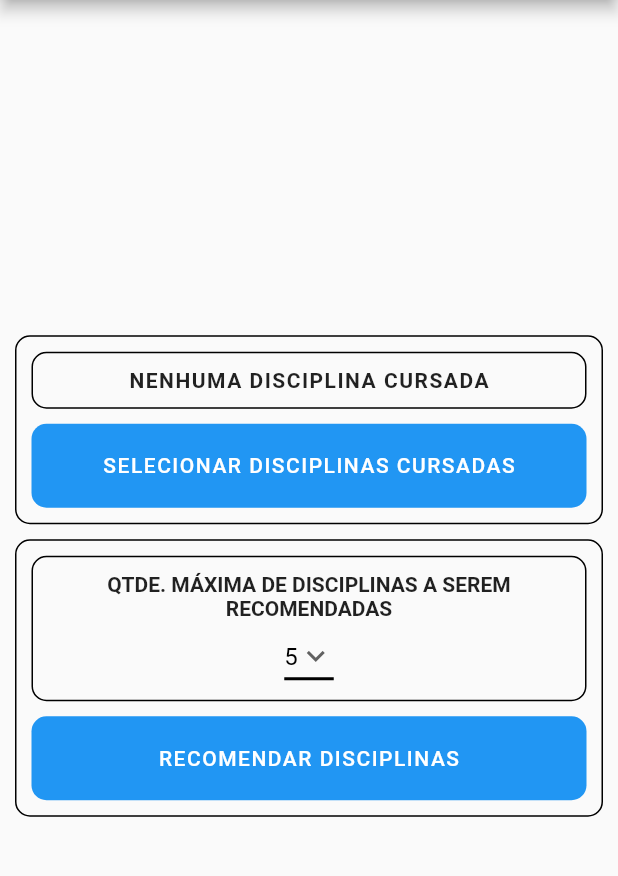
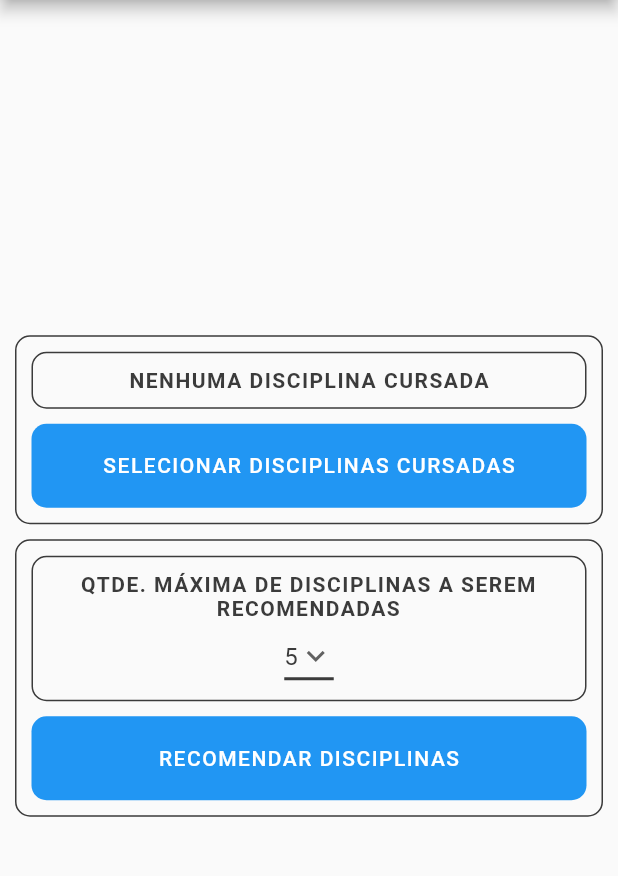
Before and after one commit to EbonyMarques/FPA, a Flutter app: the screen it shows after launch, on a phone screen of 412 x 824 dp, the part 84-960 px from its top. Run offline on Flutter 3.47's test engine with Material 2 defaults, Android fonts, the phone set to English and light mode, and no system bars.

Commit message:
Atualizando Home Page

```diff
--- a/lib/home_page.dart
+++ b/lib/home_page.dart
@@ -10,24 +10,12 @@ class HomePage extends StatefulWidget {
 }
 
 class _HomePageState extends State<HomePage> {
-  // This holds a list of fiction users
-  // You can use data fetched from a database or a server as well
-
   List<Map<String, dynamic>> selectedClasses = [];
-
   String dropdownvalue = '5';
-
-  // List of items in our dropdown menu
-  var items = [
-    '3',
-    '4',
-    '5',
-  ];
+  var items = ['3', '4', '5'];
 
   @override
   initState() {
-    // at the beginning, all users are shown
-
     super.initState();
   }
 
@@ -43,7 +31,7 @@ class _HomePageState extends State<HomePage> {
             child: Center(
                 child: SingleChildScrollView(
               child: Column(
-                mainAxisAlignment: MainAxisAlignment.center,
+                // mainAxisAlignment: MainAxisAlignment.start,
                 // crossAxisAlignment: CrossAxisAlignment.center,
                 children: [
                   Row(
@@ -52,7 +40,8 @@ class _HomePageState extends State<HomePage> {
                         child: Container(
                             padding: const EdgeInsets.fromLTRB(10, 10, 10, 10),
                             decoration: BoxDecoration(
-                              border: Border.all(width: 1.0),
+                              border: Border.all(
+                                  width: 1.0, color: Color(0xFF3b3b3b)),
                               borderRadius: BorderRadius.all(Radius.circular(
                                       10.0) //                 <--- border radius here
                                   ),
@@ -67,7 +56,9 @@ class _HomePageState extends State<HomePage> {
                                         padding: const EdgeInsets.fromLTRB(
                                             0, 10, 0, 10),
                                         decoration: BoxDecoration(
-                                          border: Border.all(width: 1.0),
+                                          border: Border.all(
+                                              width: 1.0,
+                                              color: Color(0xFF3b3b3b)),
                                           borderRadius: BorderRadius.all(
                                               Radius.circular(
                                                   10.0) //                 <--- border radius here
@@ -80,35 +71,35 @@ class _HomePageState extends State<HomePage> {
                                                   ? (selectedClasses.length == 1
                                                       ? Text(
                                                           '${selectedClasses.length} DISCIPLINA CURSADA',
-                                                          style:
-                                                              const TextStyle(
+                                                          style: const TextStyle(
                                                               fontWeight:
                                                                   FontWeight
                                                                       .bold,
                                                               fontSize: 14,
-                                                                  letterSpacing:
-                                                                      1))
+                                                              letterSpacing: 1,
+                                                              color: Color(
+                                                                  0xFF3b3b3b)))
                                                       : Text(
                                                           '${selectedClasses.length} DISCIPLINAS CURSADAS',
-                                                          style:
-                                                              const TextStyle(
+                                                          style: const TextStyle(
                                                               fontWeight:
                                                                   FontWeight
                                                                       .bold,
                                                               fontSize: 14,
-                                                                  letterSpacing:
-                                                                      1)))
+                                                              letterSpacing: 1,
+                                                              color: Color(
+                                                                  0xFF3b3b3b))))
                                                   : Center(
                                                       child: Text(
                                                           'NENHUMA DISCIPLINA CURSADA',
-                                                          style:
-                                                              const TextStyle(
+                                                          style: const TextStyle(
                                                               fontWeight:
                                                                   FontWeight
                                                                       .bold,
                                                               fontSize: 14,
-                                                                  letterSpacing:
-                                                                      1)),
+                                                              letterSpacing: 1,
+                                                              color: Color(
+                                                                  0xFF3b3b3b))),
                                                     ),
                                             ),
                                           ],
@@ -152,8 +143,6 @@ class _HomePageState extends State<HomePage> {
                                                 color: Colors.white),
                                           ),
                                           onPressed: () async {
-                                            //there is await inside, so add async tag
-
                                             var result = await Navigator.push(
                                                 context, MaterialPageRoute(
                                                     builder: (context) {
@@ -161,14 +150,10 @@ class _HomePageState extends State<HomePage> {
                                                 selectedClasses:
                                                     selectedClasses,
                                               );
-                                            })); //Navigate to another page
-                                            // this will return data which is assigned on Navigator.pop(context, returndata);
-
+                                            }));
                                             setState(() {
                                               print(result);
-                                              selectedClasses =
-                                                  result; //update the returndata with the return result,
-                                              //update UI with setState()
+                                              selectedClasses = result;
                                             });
                                           }),
                                     ),
@@ -188,7 +173,8 @@ class _HomePageState extends State<HomePage> {
                         child: Container(
                             padding: const EdgeInsets.fromLTRB(10, 10, 10, 10),
                             decoration: BoxDecoration(
-                              border: Border.all(width: 1.0),
+                              border: Border.all(
+                                  width: 1.0, color: Color(0xFF3b3b3b)),
                               borderRadius: BorderRadius.all(Radius.circular(
                                       10.0) //                 <--- border radius here
                                   ),
@@ -203,7 +189,9 @@ class _HomePageState extends State<HomePage> {
                                         padding: const EdgeInsets.fromLTRB(
                                             0, 10, 0, 5),
                                         decoration: BoxDecoration(
-                                          border: Border.all(width: 1.0),
+                                          border: Border.all(
+                                              width: 1.0,
+                                              color: Color(0xFF3b3b3b)),
                                           borderRadius: BorderRadius.all(
                                               Radius.circular(
                                                   10.0) //                 <--- border radius here
@@ -216,29 +204,25 @@ class _HomePageState extends State<HomePage> {
                                                 'QTDE. MÁXIMA DE DISCIPLINAS A SEREM RECOMENDADAS',
                                                 style: TextStyle(
                                                     fontWeight: FontWeight.bold,
-                                                    fontSize: 14),
+                                                    fontSize: 14,
+                                                    color: Color(0xFF3b3b3b),
+                                                    letterSpacing: 1),
                                                 textAlign: TextAlign.center,
                                               ),
                                             ),
                                             Center(
                                               child: DropdownButton(
-                                                // Initial Value
                                                 value: dropdownvalue,
-
-                                                // Down Arrow Icon
                                                 icon: const Icon(
                                                     Icons.keyboard_arrow_down),
-
                                                 elevation: 16,
                                                 style: const TextStyle(
                                                     fontSize: 16,
-                                                    color: Colors.black),
+                                                    color: Color(0xFF3b3b3b)),
                                                 underline: Container(
                                                   height: 2,
-                                                  color: Colors.black,
+                                                  color: Color(0xFF3b3b3b),
                                                 ),
-
-                                                // Array list of items
                                                 items:
                                                     items.map((String items) {
                                                   return DropdownMenuItem(
@@ -246,8 +230,6 @@ class _HomePageState extends State<HomePage> {
                                                     child: Text(items),
                                                   );
                                                 }).toList(),
-                                                // After selecting the desired option,it will
-                                                // change button value to selected value
                                                 onChanged: (String? newValue) {
                                                   setState(() {
                                                     dropdownvalue = newValue!;
```
Lines whose indentation alone changed are shown as unchanged.
